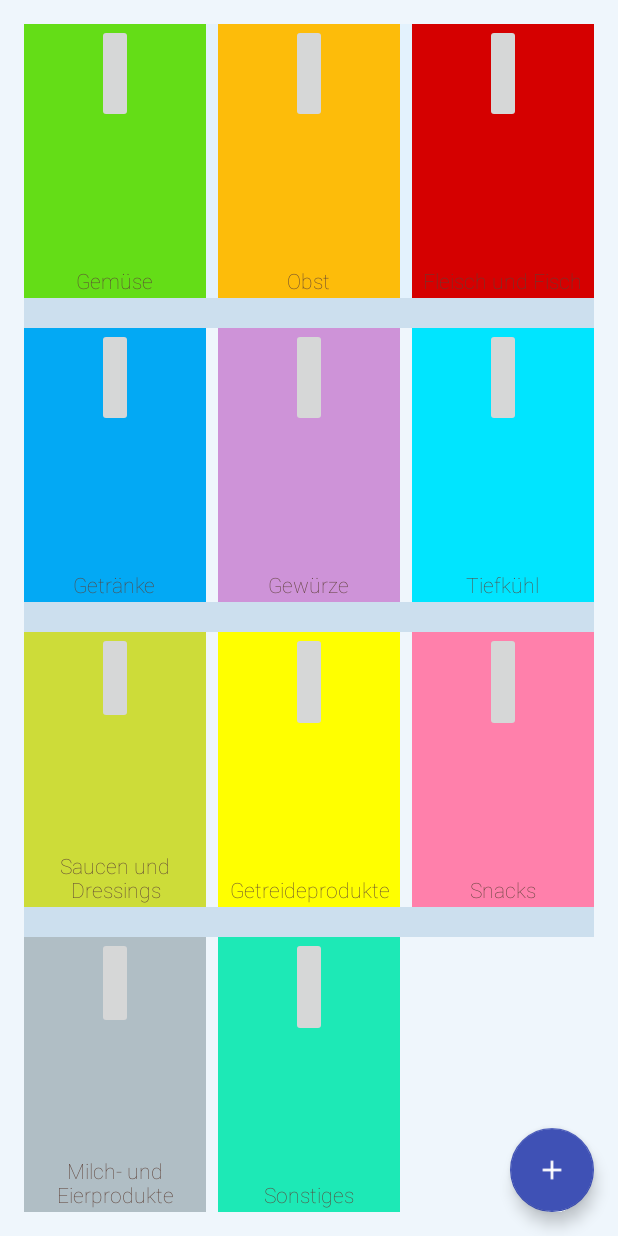
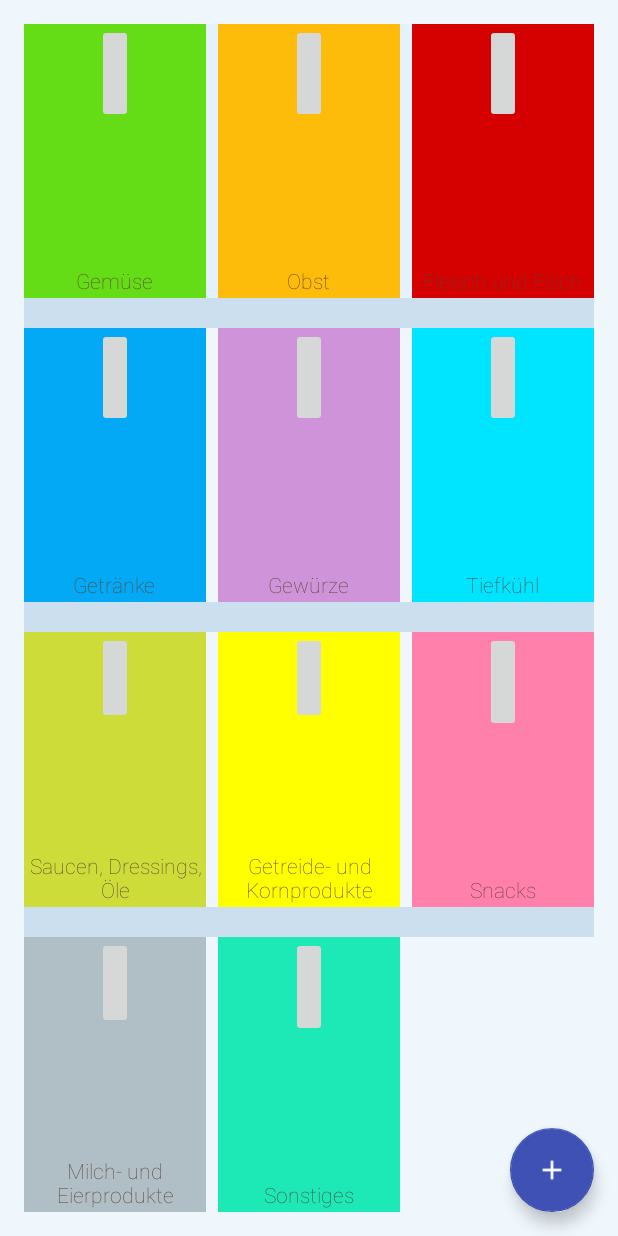
Before and after one commit to BlauerRiese/MyVirtualFridge_2.0, an Android app: the screen it shows after launch (StartActivity), on a phone screen of 412 x 824 dp. Run offline under Robolectric (Android 15) with nearby library versions, the phone set to English and light mode, and no system bars.

Commit message:
UPDATE DESIGN !!!

```diff
--- a/app/src/main/res/layout/content_start.xml
+++ b/app/src/main/res/layout/content_start.xml
@@ -38,15 +38,15 @@
                 android:layout_width="wrap_content"
                 android:layout_height="wrap_content"
                 android:layout_gravity="top|center"
-                android:clickable="false"
+                android:clickable="true"
                 android:contextClickable="false"
-                android:layout_weight="1"/>
+                android:layout_weight="1" />
 
             <bjoernbinzer.myvirtualfridge.CategoryTextView
                 android:layout_width="wrap_content"
                 android:layout_height="wrap_content"
                 android:textAppearance="?android:attr/textAppearanceSmall"
-                android:text="Gemüse"
+                android:text="@string/gemueseText"
                 android:id="@+id/textView1"
                 android:layout_gravity="bottom|center"
                 android:textStyle="bold"
@@ -300,7 +300,6 @@
                         android:layout_width="wrap_content"
                         android:layout_height="wrap_content"
                         android:textAppearance="?android:attr/textAppearanceSmall"
-                        android:text="Saucen und Dressings"
                         android:id="@+id/textView7"
                         android:layout_gravity="bottom|center"
                         android:textStyle="bold"
@@ -309,7 +308,8 @@
                         android:layout_weight="2"
                         android:textColor="#5d4037"
                         android:gravity="bottom|center"
-                        android:layout_margin="2dp" />
+                        android:layout_margin="2dp"
+                        android:text="Saucen, Dressings, Öle" />
                 </LinearLayout>
 
                 <LinearLayout
@@ -333,7 +333,7 @@
                         android:layout_width="wrap_content"
                         android:layout_height="wrap_content"
                         android:textAppearance="?android:attr/textAppearanceSmall"
-                        android:text="Getreideprodukte"
+                        android:text="@string/getreideText"
                         android:id="@+id/textView8"
                         android:layout_gravity="bottom|center"
                         android:textStyle="bold"
@@ -367,7 +367,7 @@
                         android:layout_width="wrap_content"
                         android:layout_height="wrap_content"
                         android:textAppearance="?android:attr/textAppearanceSmall"
-                        android:text="Snacks"
+                        android:text="@string/snackText"
                         android:id="@+id/textView9"
                         android:layout_gravity="bottom|center"
                         android:textStyle="bold"
--- a/app/src/main/res/values/strings.xml
+++ b/app/src/main/res/values/strings.xml
@@ -16,6 +16,9 @@
     <string name="item_uom_hint">kg</string>
     <string name="title_uom_dialog">Einheit wählen:</string>
     <string name="ToastMessage">Bitte füllen Sie alle Felder aus</string>
+    <string name="gemueseText">Gemüse</string>
+    <string name="getreideText">Getreide- und Kornprodukte</string>
+    <string name="snackText">Snacks</string>
 
     <string-array name="category">
         <item>Obst</item>
```
